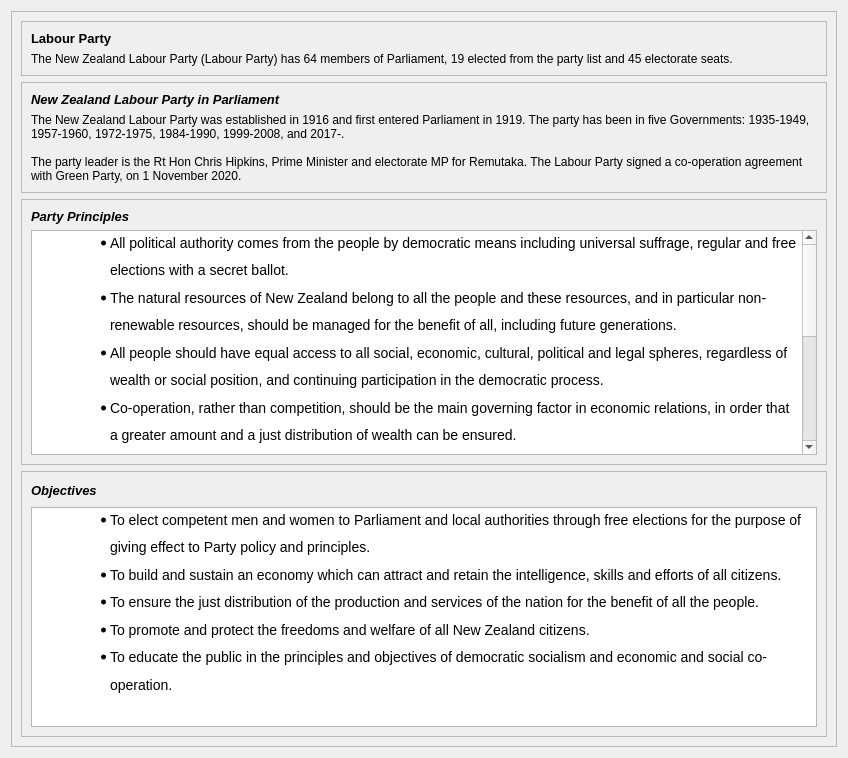
This is qtGuiApplication/parties.ui in Debug-Divas/COSC345-Project as Qt 5 draws it before an edit. The edited form follows.
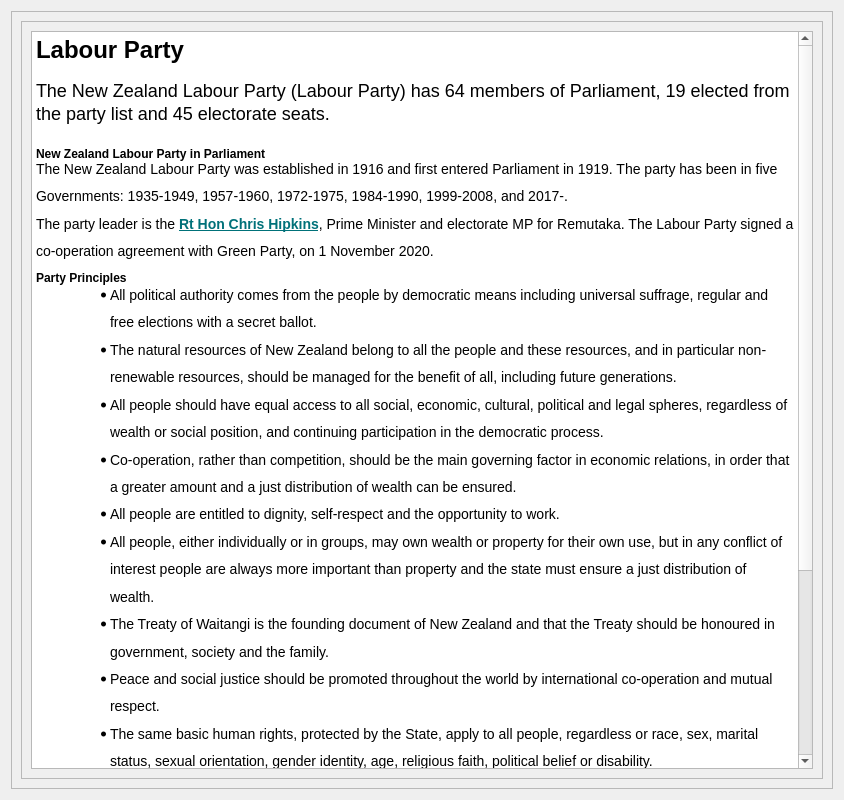
This is the edited form.

Diff of the .ui file:
```diff
--- a/qtGuiApplication/parties.ui
+++ b/qtGuiApplication/parties.ui
@@ -6,8 +6,8 @@
    <rect>
     <x>0</x>
     <y>0</y>
-    <width>848</width>
-    <height>758</height>
+    <width>844</width>
+    <height>800</height>
    </rect>
   </property>
   <property name="windowTitle">
@@ -33,85 +33,6 @@
         </property>
         <layout class="QVBoxLayout" name="verticalLayout_2">
          <item>
-          <widget class="QLabel" name="label">
-           <property name="text">
-            <string>&lt;html&gt;&lt;head/&gt;&lt;body&gt;&lt;p&gt;&lt;span style=&quot; font-size:10pt; font-weight:700;&quot;&gt;Labour Party&lt;/span&gt;&lt;/p&gt;&lt;/body&gt;&lt;/html&gt;</string>
-           </property>
-          </widget>
-         </item>
-         <item>
-          <widget class="QLabel" name="label_2">
-           <property name="text">
-            <string>The New Zealand Labour Party (Labour Party) has 64 members of Parliament, 19 elected from the party list and 45 electorate seats.</string>
-           </property>
-          </widget>
-         </item>
-        </layout>
-       </widget>
-      </item>
-      <item>
-       <widget class="QFrame" name="frame_3">
-        <property name="frameShape">
-         <enum>QFrame::StyledPanel</enum>
-        </property>
-        <property name="frameShadow">
-         <enum>QFrame::Raised</enum>
-        </property>
-        <layout class="QVBoxLayout" name="verticalLayout_3">
-         <item>
-          <widget class="QLabel" name="label_3">
-           <property name="text">
-            <string>&lt;html&gt;&lt;head/&gt;&lt;body&gt;&lt;p&gt;&lt;span style=&quot; font-size:10pt; font-weight:700; font-style:italic;&quot;&gt;New Zealand Labour Party in Parliament&lt;/span&gt;&lt;/p&gt;&lt;/body&gt;&lt;/html&gt;</string>
-           </property>
-          </widget>
-         </item>
-         <item>
-          <widget class="QLabel" name="label_4">
-           <property name="text">
-            <string>The New Zealand Labour Party was established in 1916 and first entered Parliament in 1919. The party has been in five Governments: 1935-1949, 1957-1960, 1972-1975, 1984-1990, 1999-2008, and 2017-.    
-
-The party leader is the Rt Hon Chris Hipkins, Prime Minister and electorate MP for Remutaka. The Labour Party signed a co-operation agreement with Green Party, on 1 November 2020.</string>
-           </property>
-           <property name="wordWrap">
-            <bool>true</bool>
-           </property>
-          </widget>
-         </item>
-        </layout>
-       </widget>
-      </item>
-      <item>
-       <widget class="QFrame" name="frame_4">
-        <property name="enabled">
-         <bool>true</bool>
-        </property>
-        <property name="minimumSize">
-         <size>
-          <width>0</width>
-          <height>200</height>
-         </size>
-        </property>
-        <property name="maximumSize">
-         <size>
-          <width>16777215</width>
-          <height>500</height>
-         </size>
-        </property>
-        <property name="frameShape">
-         <enum>QFrame::StyledPanel</enum>
-        </property>
-        <property name="frameShadow">
-         <enum>QFrame::Raised</enum>
-        </property>
-        <layout class="QVBoxLayout" name="verticalLayout_4">
-         <item>
-          <widget class="QLabel" name="label_5">
-           <property name="text">
-            <string>&lt;html&gt;&lt;head/&gt;&lt;body&gt;&lt;p&gt;&lt;span style=&quot; font-size:10pt; font-weight:700; font-style:italic;&quot;&gt;Party Principles&lt;/span&gt;&lt;/p&gt;&lt;/body&gt;&lt;/html&gt;</string>
-           </property>
-          </widget>
-         </item>
-         <item>
           <widget class="QTextBrowser" name="textBrowser">
            <property name="html">
             <string>&lt;!DOCTYPE HTML PUBLIC &quot;-//W3C//DTD HTML 4.0//EN&quot; &quot;http://www.w3.org/TR/REC-html40/strict.dtd&quot;&gt;
@@ -121,6 +42,14 @@
 li.unchecked::marker { content: &quot;\2610&quot;; }
 li.checked::marker { content: &quot;\2612&quot;; }
 &lt;/style&gt;&lt;/head&gt;&lt;body style=&quot; font-family:'Segoe UI'; font-size:9pt; font-weight:400; font-style:normal;&quot;&gt;
+&lt;h1 style=&quot; margin-top:0px; margin-bottom:0px; margin-left:0px; margin-right:0px; -qt-block-indent:0; text-indent:0px; line-height:105.769%; background-color:#ffffff;&quot;&gt;&lt;span style=&quot; font-family:'Open Sans','Arial','Verdana','sans-serif'; font-size:xx-large; font-weight:700; color:#000000; background-color:#ffffff;&quot;&gt;Labour Party&lt;/span&gt;&lt;/h1&gt;
+&lt;p style=&quot;-qt-paragraph-type:empty; margin-top:0px; margin-bottom:0px; margin-left:0px; margin-right:0px; -qt-block-indent:0; text-indent:0px; line-height:105.769%; background-color:#ffffff;&quot;&gt;&lt;br /&gt;&lt;/p&gt;
+&lt;p style=&quot; margin-top:0px; margin-bottom:0px; margin-left:0px; margin-right:0px; -qt-block-indent:0; text-indent:0px; line-height:105.769%; background-color:#ffffff;&quot;&gt;&lt;span style=&quot; font-family:'Open Sans','Arial','Verdana','sans-serif'; font-size:18px; color:#000000; background-color:#ffffff;&quot;&gt;The New Zealand Labour Party (Labour Party) has 64 members of Parliament, 19 elected from the party list and 45 electorate seats.&lt;/span&gt;&lt;/p&gt;
+&lt;p style=&quot;-qt-paragraph-type:empty; margin-top:0px; margin-bottom:0px; margin-left:0px; margin-right:0px; -qt-block-indent:0; text-indent:0px; line-height:105.769%; font-family:'Open Sans','Arial','Verdana','sans-serif'; font-size:18px; color:#000000; background-color:#ffffff;&quot;&gt;&lt;br /&gt;&lt;/p&gt;
+&lt;p style=&quot; margin-top:0px; margin-bottom:0px; margin-left:0px; margin-right:0px; -qt-block-indent:0; text-indent:0px;&quot;&gt;&lt;span style=&quot; font-family:'Open Sans','Arial','Verdana','sans-serif'; font-size:medium; font-weight:700; color:#000000; background-color:#ffffff;&quot;&gt;New Zealand Labour Party in Parliament&lt;/span&gt;&lt;/p&gt;
+&lt;p style=&quot; margin-top:0px; margin-bottom:0px; margin-left:0px; margin-right:0px; -qt-block-indent:0; text-indent:0px; line-height:171.429%; background-color:#ffffff;&quot;&gt;&lt;span style=&quot; font-family:'Open Sans','Arial','Verdana','sans-serif'; font-size:14px; color:#000000; background-color:#ffffff;&quot;&gt;The New Zealand Labour Party was established in 1916 and first entered Parliament in 1919. The party has been in five Governments: 1935-1949, 1957-1960, 1972-1975, 1984-1990, 1999-2008, and 2017-.    &lt;/span&gt;&lt;/p&gt;
+&lt;p style=&quot; margin-top:0px; margin-bottom:0px; margin-left:0px; margin-right:0px; -qt-block-indent:0; text-indent:0px; line-height:171.429%; background-color:#ffffff;&quot;&gt;&lt;span style=&quot; font-family:'Open Sans','Arial','Verdana','sans-serif'; font-size:14px; color:#000000; background-color:#ffffff;&quot;&gt;The party leader is the&lt;/span&gt;&lt;span style=&quot; font-family:'Open Sans','Arial','Verdana','sans-serif'; font-size:14px; color:#000000;&quot;&gt; &lt;/span&gt;&lt;a href=&quot;https://www.parliament.nz/en/mps-and-electorates/members-of-parliament/hipkins-chris/&quot;&gt;&lt;span style=&quot; font-family:'Open Sans','Arial','Verdana','sans-serif'; font-size:14px; font-weight:700; text-decoration: underline; color:#007179;&quot;&gt;Rt Hon Chris Hipkins&lt;/span&gt;&lt;/a&gt;&lt;span style=&quot; font-family:'Open Sans','Arial','Verdana','sans-serif'; font-size:14px; color:#000000;&quot;&gt;,&lt;/span&gt;&lt;span style=&quot; font-family:'Open Sans','Arial','Verdana','sans-serif'; font-size:14px; font-weight:700; color:#000000;&quot;&gt; &lt;/span&gt;&lt;span style=&quot; font-family:'Open Sans','Arial','Verdana','sans-serif'; font-size:14px; color:#000000;&quot;&gt;Prime Minister and electorate MP for Remutaka. The Labour Party signed a co-operation agreement with Green Party, on 1 November 2020.&lt;/span&gt;&lt;/p&gt;
+&lt;h4 style=&quot; margin-top:0px; margin-bottom:0px; margin-left:0px; margin-right:0px; -qt-block-indent:0; text-indent:0px; line-height:116.667%; background-color:#ffffff;&quot;&gt;&lt;span style=&quot; font-family:'Open Sans','Arial','Verdana','sans-serif'; font-size:medium; font-weight:700; color:#000000; background-color:#ffffff;&quot;&gt;Party Principles&lt;/span&gt;&lt;/h4&gt;
 &lt;ul style=&quot;margin-top: 0px; margin-bottom: 0px; margin-left: 0px; margin-right: 0px; -qt-list-indent: 1;&quot;&gt;
 &lt;li style=&quot; font-family:'Open Sans','Arial','Verdana','sans-serif'; font-size:14px; color:#000000; background-color:#ffffff;&quot; style=&quot; margin-top:0px; margin-bottom:0px; margin-left:34px; margin-right:0px; -qt-block-indent:0; text-indent:0px; line-height:171.429%;&quot;&gt;&lt;span style=&quot; font-size:14px;&quot;&gt;All political authority comes from the people by democratic means including universal suffrage, regular and free elections with a secret ballot.&lt;/span&gt;&lt;/li&gt;
 &lt;li style=&quot; font-family:'Open Sans','Arial','Verdana','sans-serif'; font-size:14px; color:#000000; background-color:#ffffff;&quot; style=&quot; margin-top:0px; margin-bottom:0px; margin-left:34px; margin-right:0px; -qt-block-indent:0; text-indent:0px; line-height:171.429%;&quot;&gt;&lt;span style=&quot; font-size:14px;&quot;&gt;The natural resources of New Zealand belong to all the people and these resources, and in particular non-renewable resources, should be managed for the benefit of all, including future generations.&lt;/span&gt;&lt;/li&gt;
@@ -130,81 +59,15 @@
 &lt;li style=&quot; font-family:'Open Sans','Arial','Verdana','sans-serif'; font-size:14px; color:#000000; background-color:#ffffff;&quot; style=&quot; margin-top:0px; margin-bottom:0px; margin-left:34px; margin-right:0px; -qt-block-indent:0; text-indent:0px; line-height:171.429%;&quot;&gt;&lt;span style=&quot; font-size:14px;&quot;&gt;All people, either individually or in groups, may own wealth or property for their own use, but in any conflict of interest people are always more important than property and the state must ensure a just distribution of wealth.&lt;/span&gt;&lt;/li&gt;
 &lt;li style=&quot; font-family:'Open Sans','Arial','Verdana','sans-serif'; font-size:14px; color:#000000; background-color:#ffffff;&quot; style=&quot; margin-top:0px; margin-bottom:0px; margin-left:34px; margin-right:0px; -qt-block-indent:0; text-indent:0px; line-height:171.429%;&quot;&gt;&lt;span style=&quot; font-size:14px;&quot;&gt;The Treaty of Waitangi is the founding document of New Zealand and that the Treaty should be honoured in government, society and the family.&lt;/span&gt;&lt;/li&gt;
 &lt;li style=&quot; font-family:'Open Sans','Arial','Verdana','sans-serif'; font-size:14px; color:#000000; background-color:#ffffff;&quot; style=&quot; margin-top:0px; margin-bottom:0px; margin-left:34px; margin-right:0px; -qt-block-indent:0; text-indent:0px; line-height:171.429%;&quot;&gt;&lt;span style=&quot; font-size:14px;&quot;&gt;Peace and social justice should be promoted throughout the world by international co-operation and mutual respect.&lt;/span&gt;&lt;/li&gt;
-&lt;li style=&quot; font-family:'Open Sans','Arial','Verdana','sans-serif'; font-size:14px; color:#000000; background-color:#ffffff;&quot; style=&quot; margin-top:0px; margin-bottom:0px; margin-left:34px; margin-right:0px; -qt-block-indent:0; text-indent:0px; line-height:171.429%;&quot;&gt;&lt;span style=&quot; font-size:14px;&quot;&gt;The same basic human rights, protected by the State, apply to all people, regardless or race, sex, marital status, sexual orientation, gender identity, age, religious faith, political belief or disability.&lt;/span&gt;&lt;/li&gt;&lt;/ul&gt;&lt;/body&gt;&lt;/html&gt;</string>
-           </property>
-          </widget>
-         </item>
-        </layout>
-       </widget>
-      </item>
-      <item>
-       <widget class="QFrame" name="frame_5">
-        <property name="minimumSize">
-         <size>
-          <width>50</width>
-          <height>190</height>
-         </size>
-        </property>
-        <property name="maximumSize">
-         <size>
-          <width>16777215</width>
-          <height>280</height>
-         </size>
-        </property>
-        <property name="frameShape">
-         <enum>QFrame::StyledPanel</enum>
-        </property>
-        <property name="frameShadow">
-         <enum>QFrame::Raised</enum>
-        </property>
-        <layout class="QVBoxLayout" name="verticalLayout_6">
-         <item>
-          <widget class="QLabel" name="label_6">
-           <property name="minimumSize">
-            <size>
-             <width>0</width>
-             <height>20</height>
-            </size>
-           </property>
-           <property name="maximumSize">
-            <size>
-             <width>16777215</width>
-             <height>20</height>
-            </size>
-           </property>
-           <property name="text">
-            <string>&lt;html&gt;&lt;head/&gt;&lt;body&gt;&lt;p&gt;&lt;span style=&quot; font-size:10pt; font-weight:700; font-style:italic;&quot;&gt;Objectives&lt;/span&gt;&lt;/p&gt;&lt;/body&gt;&lt;/html&gt;</string>
-           </property>
-          </widget>
-         </item>
-         <item>
-          <widget class="QTextBrowser" name="textBrowser_2">
-           <property name="minimumSize">
-            <size>
-             <width>0</width>
-             <height>150</height>
-            </size>
-           </property>
-           <property name="maximumSize">
-            <size>
-             <width>16777215</width>
-             <height>300</height>
-            </size>
-           </property>
-           <property name="html">
-            <string>&lt;!DOCTYPE HTML PUBLIC &quot;-//W3C//DTD HTML 4.0//EN&quot; &quot;http://www.w3.org/TR/REC-html40/strict.dtd&quot;&gt;
-&lt;html&gt;&lt;head&gt;&lt;meta name=&quot;qrichtext&quot; content=&quot;1&quot; /&gt;&lt;meta charset=&quot;utf-8&quot; /&gt;&lt;style type=&quot;text/css&quot;&gt;
-p, li { white-space: pre-wrap; }
-hr { height: 1px; border-width: 0; }
-li.unchecked::marker { content: &quot;\2610&quot;; }
-li.checked::marker { content: &quot;\2612&quot;; }
-&lt;/style&gt;&lt;/head&gt;&lt;body style=&quot; font-family:'Segoe UI'; font-size:9pt; font-weight:400; font-style:normal;&quot;&gt;
+&lt;li style=&quot; font-family:'Open Sans','Arial','Verdana','sans-serif'; font-size:14px; color:#000000; background-color:#ffffff;&quot; style=&quot; margin-top:0px; margin-bottom:0px; margin-left:34px; margin-right:0px; -qt-block-indent:0; text-indent:0px; line-height:171.429%;&quot;&gt;&lt;span style=&quot; font-size:14px;&quot;&gt;The same basic human rights, protected by the State, apply to all people, regardless or race, sex, marital status, sexual orientation, gender identity, age, religious faith, political belief or disability.&lt;/span&gt;&lt;/li&gt;&lt;/ul&gt;
+&lt;p style=&quot; margin-top:0px; margin-bottom:0px; margin-left:0px; margin-right:0px; -qt-block-indent:0; text-indent:0px; line-height:171.429%; background-color:#ffffff;&quot;&gt;&lt;span style=&quot; font-family:'Open Sans','Arial','Verdana','sans-serif'; font-size:14px; font-weight:700; color:#000000;&quot;&gt;Objectives&lt;/span&gt;&lt;/p&gt;
 &lt;ul style=&quot;margin-top: 0px; margin-bottom: 0px; margin-left: 0px; margin-right: 0px; -qt-list-indent: 1;&quot;&gt;
 &lt;li style=&quot; font-family:'Open Sans','Arial','Verdana','sans-serif'; font-size:14px; color:#000000; background-color:#ffffff;&quot; style=&quot; margin-top:0px; margin-bottom:0px; margin-left:34px; margin-right:0px; -qt-block-indent:0; text-indent:0px; line-height:171.429%;&quot;&gt;&lt;span style=&quot; font-size:14px;&quot;&gt;To elect competent men and women to Parliament and local authorities through free elections for the purpose of giving effect to Party policy and principles.&lt;/span&gt;&lt;/li&gt;
 &lt;li style=&quot; font-family:'Open Sans','Arial','Verdana','sans-serif'; font-size:14px; color:#000000; background-color:#ffffff;&quot; style=&quot; margin-top:0px; margin-bottom:0px; margin-left:34px; margin-right:0px; -qt-block-indent:0; text-indent:0px; line-height:171.429%;&quot;&gt;&lt;span style=&quot; font-size:14px;&quot;&gt;To build and sustain an economy which can attract and retain the intelligence, skills and efforts of all citizens.&lt;/span&gt;&lt;/li&gt;
 &lt;li style=&quot; font-family:'Open Sans','Arial','Verdana','sans-serif'; font-size:14px; color:#000000; background-color:#ffffff;&quot; style=&quot; margin-top:0px; margin-bottom:0px; margin-left:34px; margin-right:0px; -qt-block-indent:0; text-indent:0px; line-height:171.429%;&quot;&gt;&lt;span style=&quot; font-size:14px;&quot;&gt;To ensure the just distribution of the production and services of the nation for the benefit of all the people.&lt;/span&gt;&lt;/li&gt;
 &lt;li style=&quot; font-family:'Open Sans','Arial','Verdana','sans-serif'; font-size:14px; color:#000000; background-color:#ffffff;&quot; style=&quot; margin-top:0px; margin-bottom:0px; margin-left:34px; margin-right:0px; -qt-block-indent:0; text-indent:0px; line-height:171.429%;&quot;&gt;&lt;span style=&quot; font-size:14px;&quot;&gt;To promote and protect the freedoms and welfare of all New Zealand citizens.&lt;/span&gt;&lt;/li&gt;
-&lt;li style=&quot; font-family:'Open Sans','Arial','Verdana','sans-serif'; font-size:14px; color:#000000; background-color:#ffffff;&quot; style=&quot; margin-top:0px; margin-bottom:0px; margin-left:34px; margin-right:0px; -qt-block-indent:0; text-indent:0px; line-height:171.429%;&quot;&gt;&lt;span style=&quot; font-size:14px;&quot;&gt;To educate the public in the principles and objectives of democratic socialism and economic and social co-operation.&lt;/span&gt;&lt;/li&gt;&lt;/ul&gt;&lt;/body&gt;&lt;/html&gt;</string>
+&lt;li style=&quot; font-family:'Open Sans','Arial','Verdana','sans-serif'; font-size:14px; color:#000000; background-color:#ffffff;&quot; style=&quot; margin-top:0px; margin-bottom:0px; margin-left:34px; margin-right:0px; -qt-block-indent:0; text-indent:0px; line-height:171.429%;&quot;&gt;&lt;span style=&quot; font-size:14px;&quot;&gt;To educate the public in the principles and objectives of democratic socialism and economic and social co-operation.&lt;/span&gt;&lt;/li&gt;&lt;/ul&gt;
+&lt;p style=&quot;-qt-paragraph-type:empty; margin-top:0px; margin-bottom:0px; margin-left:0px; margin-right:0px; -qt-block-indent:0; text-indent:0px; font-family:'Open Sans','Arial','Verdana','sans-serif'; font-size:18px; color:#000000;&quot;&gt;&lt;br /&gt;&lt;/p&gt;&lt;/body&gt;&lt;/html&gt;</string>
            </property>
           </widget>
          </item>
```
